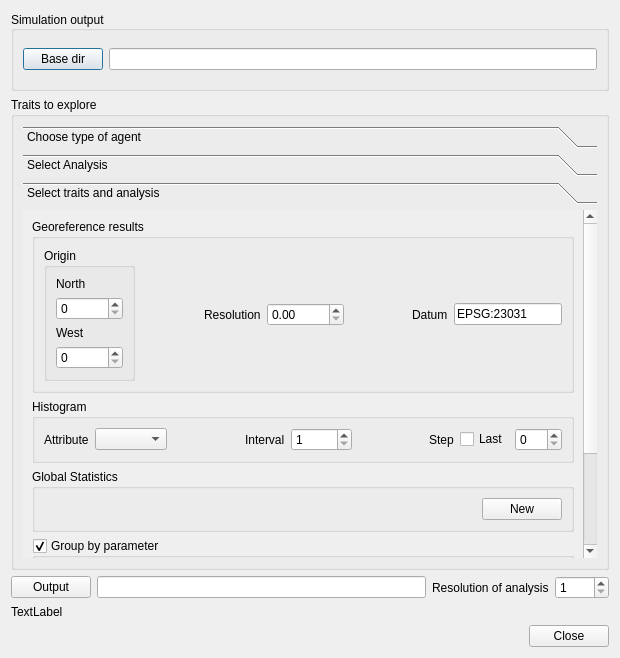
xrubio/pandora, file cassandra/uis/AgentAnalysis.ui: the form before one commit.
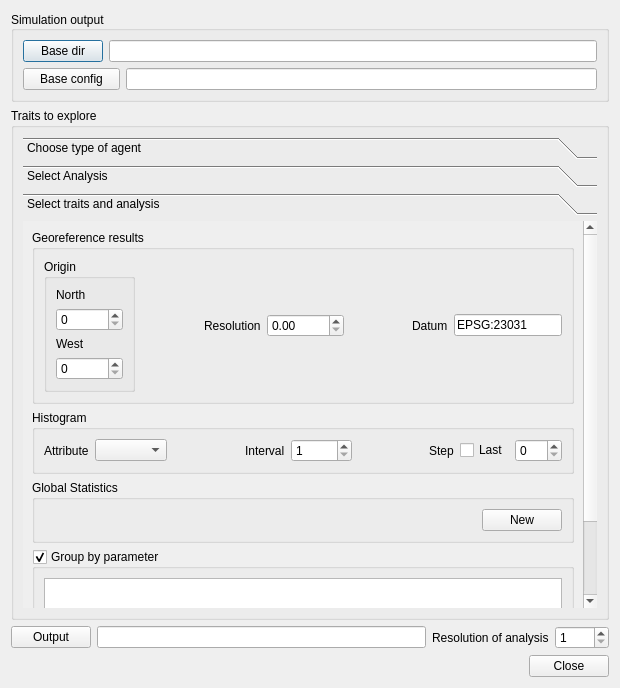
The form after the commit.

Commit message: + global analysis improved to deal with simulations without certain agent types

```diff
--- a/cassandra/uis/AgentAnalysis.ui
+++ b/cassandra/uis/AgentAnalysis.ui
@@ -7,7 +7,7 @@
     <x>0</x>
     <y>0</y>
     <width>620</width>
-    <height>658</height>
+    <height>688</height>
    </rect>
   </property>
   <property name="windowTitle">
@@ -34,7 +34,9 @@
      <property name="alignment">
       <set>Qt::AlignLeading|Qt::AlignLeft|Qt::AlignVCenter</set>
      </property>
-     <layout class="QHBoxLayout" name="horizontalLayout_4">
+     <layout class="QVBoxLayout" name="verticalLayout_8">
+      <item>
+       <layout class="QHBoxLayout" name="horizontalLayout_7">
       <item>
        <widget class="QPushButton" name="baseButton">
         <property name="text">
@@ -50,8 +52,38 @@
        </widget>
       </item>
      </layout>
-     <zorder>baseEdit</zorder>
-     <zorder>baseButton</zorder>
+      </item>
+      <item>
+       <layout class="QHBoxLayout" name="horizontalLayout_4">
+        <item>
+         <widget class="QPushButton" name="baseConfigButton">
+          <property name="minimumSize">
+           <size>
+            <width>97</width>
+            <height>0</height>
+           </size>
+          </property>
+          <property name="maximumSize">
+           <size>
+            <width>97</width>
+            <height>16777215</height>
+           </size>
+          </property>
+          <property name="text">
+           <string>Base config</string>
+          </property>
+         </widget>
+        </item>
+        <item>
+         <widget class="QLineEdit" name="baseConfigEdit">
+          <property name="readOnly">
+           <bool>true</bool>
+          </property>
+         </widget>
+        </item>
+       </layout>
+      </item>
+     </layout>
     </widget>
    </item>
    <item>
@@ -119,7 +151,7 @@
            <x>0</x>
            <y>0</y>
            <width>571</width>
-           <height>440</height>
+           <height>452</height>
           </rect>
          </property>
          <attribute name="label">
@@ -473,13 +505,6 @@
      </item>
     </layout>
    </item>
-   <item>
-    <widget class="QLabel" name="status">
-     <property name="text">
-      <string>TextLabel</string>
-     </property>
-    </widget>
-   </item>
    <item>
     <widget class="QDialogButtonBox" name="buttonBox">
      <property name="orientation">
```
Lines whose indentation alone changed are shown as unchanged. The commit also changes 4 other files.
